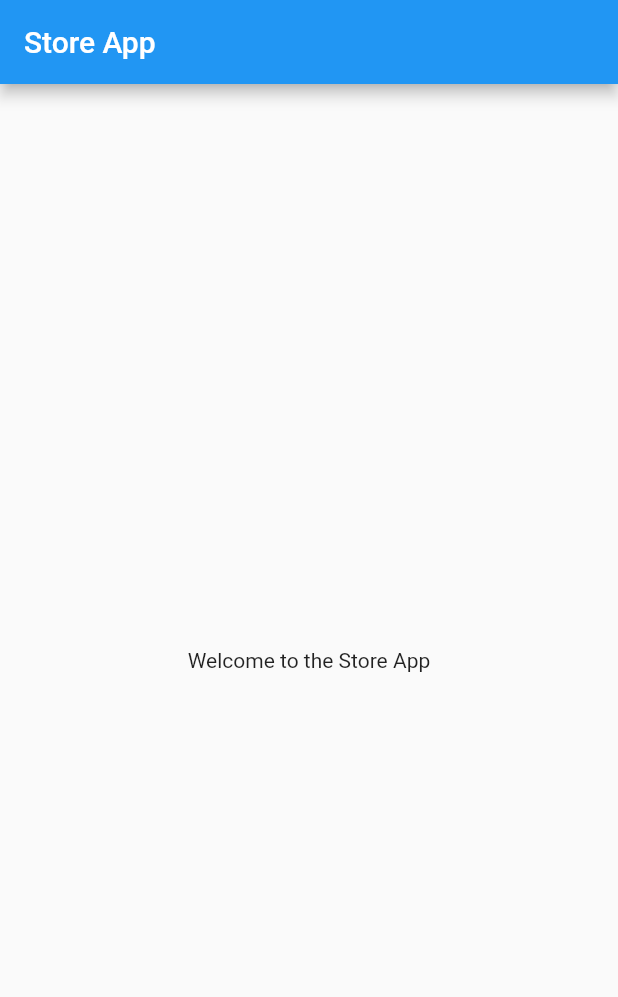
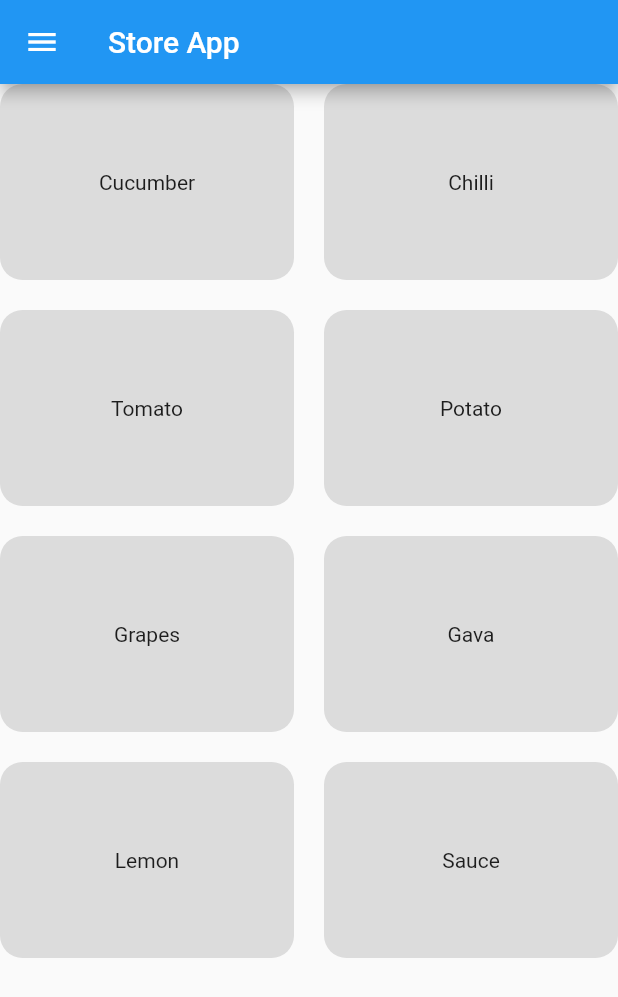
Before and after one commit to MDMOQADDAS/flutter-application, a Flutter app: the screen it shows after launch, on a phone screen of 412 x 824 dp. Shown: the top 997 px of the screen. Run offline on Flutter 3.47's test engine with Material 2 defaults, Android fonts, the phone set to English and light mode, and no system bars.

Commit message:
New Changes

```diff
--- a/lib/main.dart
+++ b/lib/main.dart
@@ -7,13 +7,69 @@ class StoreApp extends StatelessWidget {
 
   @override
   Widget build(BuildContext context) {
+    var myProducts = [
+      "Cucumber",
+      "Chilli",
+      "Tomato",
+      "Potato",
+      "Grapes",
+      "Gava",
+      "Lemon",
+      "Sauce"
+    ];
+
     return MaterialApp(
       debugShowCheckedModeBanner: false,
       home: Scaffold(
+        drawer: Drawer(
+            child: ListView(
+          children: [
+            ListTile(
+              title: Text("Chilli"),
+              trailing: Icon(Icons.store),
+              tileColor: Colors.amber,
+            ),
+            ListTile(
+              title: Text("Cucumber"),
+              trailing: Icon(Icons.store),
+              tileColor: Colors.blueAccent,
+            ),
+            ListTile(
+              title: Text("Tomato"),
+              trailing: Icon(Icons.store),
+              tileColor: Colors.amber,
+            ),
+            ListTile(
+              title: Text("Potato"),
+              trailing: Icon(Icons.store),
+              tileColor: Colors.blueAccent,
+            ),
+            ListTile(
+              title: Text("Onian"),
+              trailing: Icon(Icons.store),
+              tileColor: Colors.amber,
+            ),
+          ],
+        )),
         appBar: AppBar(
           title: const Text("Store App"),
         ),
-        body: const Center(child: Text("Welcome to the Store App")),
+        body: GridView.builder(
+            itemCount: myProducts.length,
+            gridDelegate: const SliverGridDelegateWithMaxCrossAxisExtent(
+                maxCrossAxisExtent: 200,
+                childAspectRatio: 3 / 2,
+                crossAxisSpacing: 20,
+                mainAxisSpacing: 20),
+            itemBuilder: (BuildContext context, index) {
+              return Container(
+                alignment: Alignment.center,
+                decoration: BoxDecoration(
+                    color: Colors.black12,
+                    borderRadius: BorderRadius.circular(15)),
+                child: Text(myProducts[index]),
+              );
+            }),
       ),
     );
   }
```
Also changed, not shown: pubspec.lock, 1 other file.
